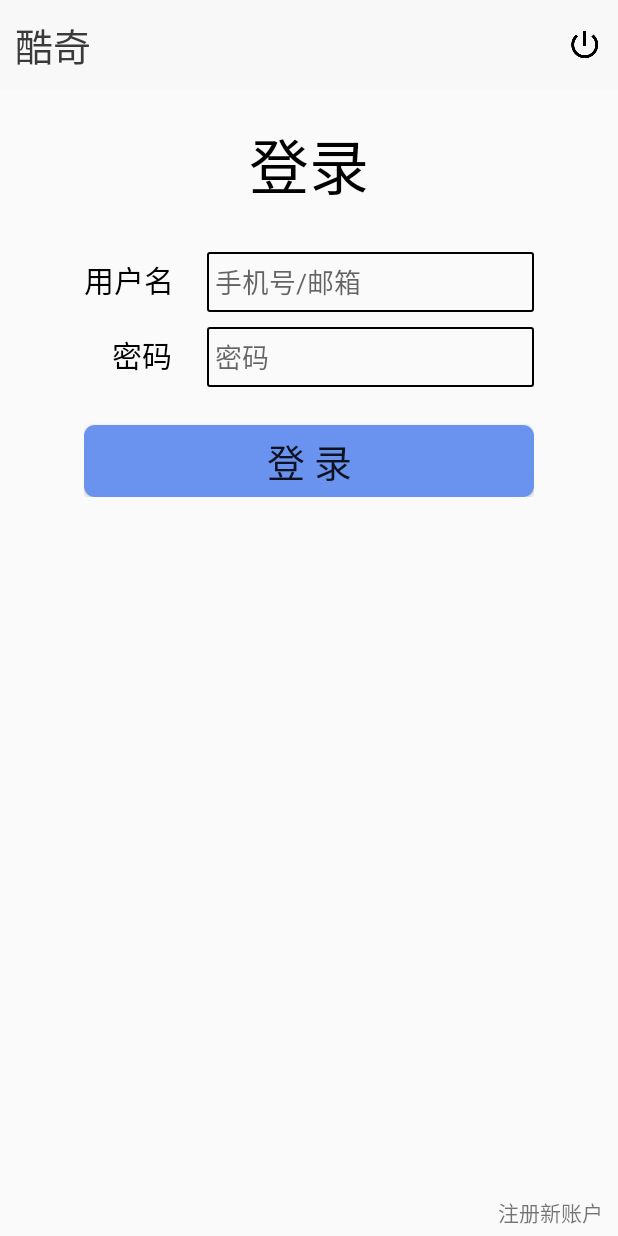
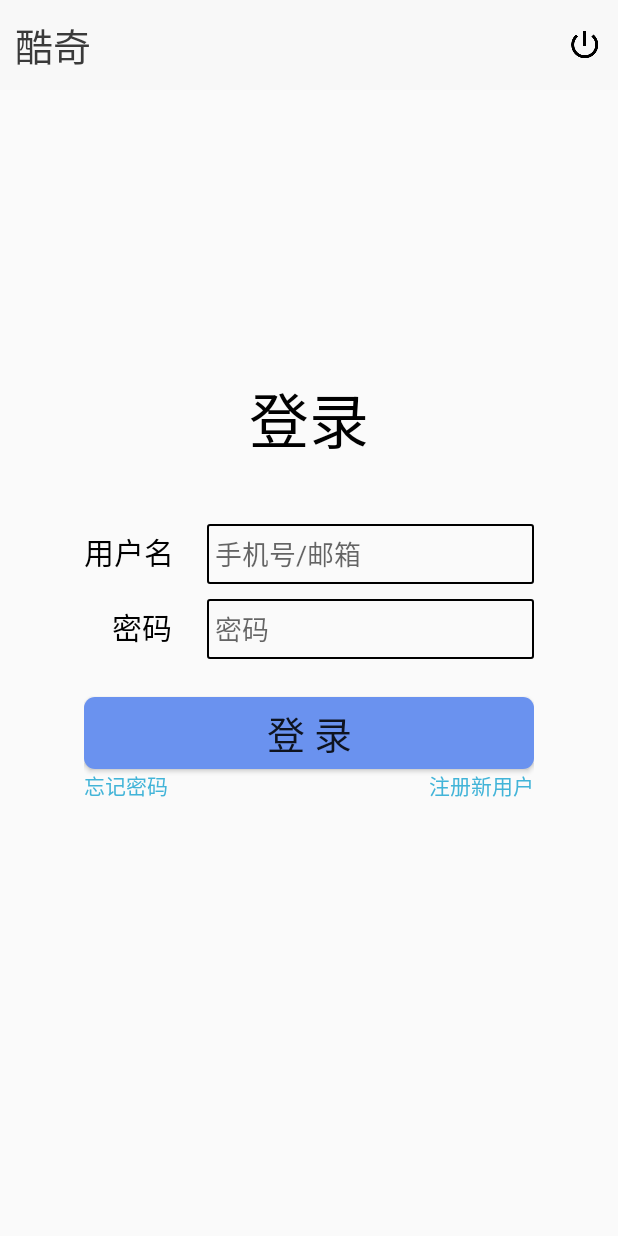
Before and after one commit to zhuqinyangdev/WaiMai, an Android app: the screen it shows after launch (LoginActivity), on a phone screen of 412 x 824 dp. Run offline under Robolectric (Android 15) with nearby library versions, the phone set to English and light mode, and no system bars.

Commit message:
登录界面优化

```diff
--- a/app/src/main/res/layout/login_layout.xml
+++ b/app/src/main/res/layout/login_layout.xml
@@ -30,25 +30,36 @@
 
     </RelativeLayout>
 
+
+
+    <LinearLayout
+        android:layout_width="match_parent"
+        android:layout_height="match_parent">
+
+
+
     <RelativeLayout
         android:layout_width="match_parent"
-        android:layout_height="380dp">
+        android:layout_height="match_parent"
+        android:layout_gravity="center_vertical">
 
         <TextView
+            android:id="@+id/denglu_text"
             android:layout_width="wrap_content"
             android:layout_height="wrap_content"
+            android:layout_above="@+id/linearLayout"
             android:layout_centerHorizontal="true"
-            android:layout_marginTop="20dp"
             android:text="登录"
             android:textColor="#000000"
             android:textSize="40dp" />
 
         <LinearLayout
+            android:id="@+id/linearLayout"
             android:layout_width="300dp"
             android:layout_height="wrap_content"
+            android:layout_marginTop="40dp"
             android:layout_centerInParent="true"
-            android:orientation="vertical"
-            android:id="@+id/linearLayout">
+            android:orientation="vertical">
 
             <LinearLayout
                 android:layout_width="match_parent"
@@ -58,8 +69,8 @@
                 <TextView
                     android:layout_width="0dp"
                     android:layout_height="wrap_content"
+                    android:layout_marginRight="10dp"
                     android:layout_weight="2"
-                    android:layout_marginRight="10dp"
                     android:text="用户名"
                     android:textColor="#000000"
                     android:textSize="20dp" />
@@ -68,10 +79,10 @@
                     android:id="@+id/LoginId"
                     android:layout_width="0dp"
                     android:layout_height="40dp"
+                    android:layout_weight="6"
                     android:background="@drawable/login_edittext_shape"
-                    android:layout_weight="6"
-                    android:paddingLeft="5dp"
-                    android:hint="手机号/邮箱"/>
+                    android:hint="手机号/邮箱"
+                    android:paddingLeft="5dp" />
 
             </LinearLayout>
 
@@ -87,8 +98,8 @@
                     android:layout_alignBottom="@+id/linearLayout"
                     android:layout_alignLeft="@+id/linearLayout"
                     android:layout_alignStart="@+id/linearLayout"
+                    android:layout_marginRight="10dp"
                     android:layout_weight="2"
-                    android:layout_marginRight="10dp"
                     android:text="    密码"
                     android:textColor="#000000"
                     android:textSize="20dp" />
@@ -97,10 +108,10 @@
                     android:id="@+id/loginPwd"
                     android:layout_width="0dp"
                     android:layout_height="40dp"
+                    android:layout_weight="6"
                     android:background="@drawable/login_edittext_shape"
-                    android:layout_weight="6"
-                    android:paddingLeft="5dp"
-                    android:hint="密码"/>
+                    android:hint="密码"
+                    android:paddingLeft="5dp" />
 
             </LinearLayout>
 
@@ -110,26 +121,30 @@
                 android:layout_height="wrap_content"
                 android:layout_marginTop="25dp"
                 android:background="@drawable/button_shape"
-                android:textSize="25dp"
-                android:text="登 录"/>
+                android:text="登 录"
+                android:textSize="25dp" />
+
+            <FrameLayout
+                android:layout_width="match_parent"
+                android:layout_height="wrap_content">
+                <TextView
+                    android:layout_width="wrap_content"
+                    android:layout_height="wrap_content"
+                    android:textColor="#42b4d8"
+                    android:text="忘记密码"/>
+                <TextView
+                    android:layout_width="wrap_content"
+                    android:layout_height="wrap_content"
+                    android:layout_gravity="right"
+                    android:textColor="#42b4d8"
+                    android:text="注册新用户"/>
+            </FrameLayout>
 
         </LinearLayout>
 
     </RelativeLayout>
 
-    <RelativeLayout
-        android:layout_width="match_parent"
-        android:layout_height="match_parent">
-        <TextView
-            android:id="@+id/register"
-            android:layout_width="wrap_content"
-            android:layout_height="wrap_content"
-            android:layout_alignParentBottom="true"
-            android:layout_alignParentRight="true"
-            android:layout_marginRight="10dp"
-            android:layout_marginBottom="5dp"
-            android:text="注册新账户" />
-    </RelativeLayout>
+    </LinearLayout>
 
 
 </LinearLayout>
```
